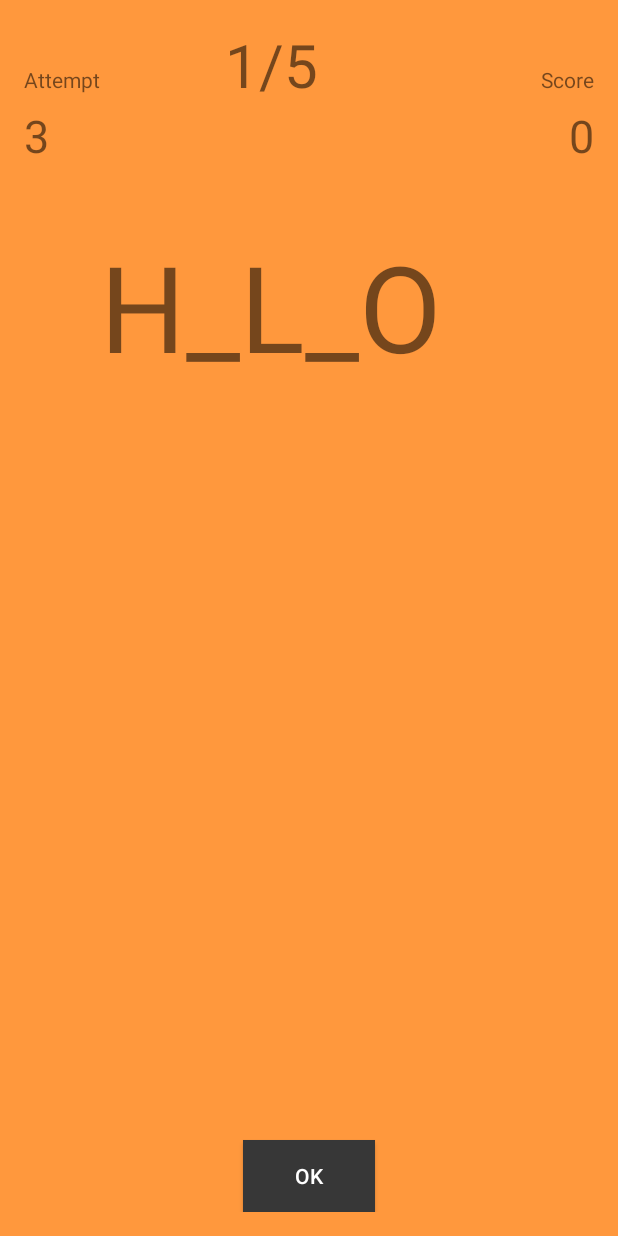
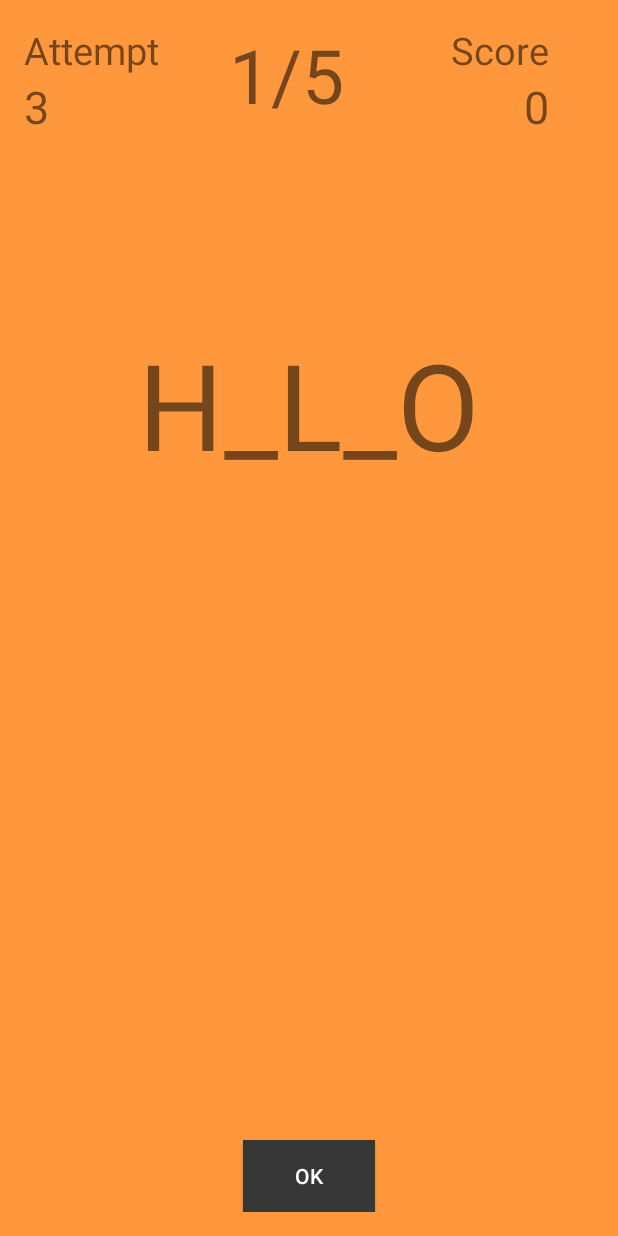
Before and after one commit to mintmymelo/YOU, an Android app: the layout activity_play.xml on its own in the app's theme, with its tools: preview values and no code run, on a phone screen of 412 x 824 dp. Run offline under Robolectric (Android 15) with nearby library versions, the phone set to English and light mode, and no system bars.

Commit message:
BSProject_V_1.1
New Main & Play Interface

```diff
--- a/app/src/main/java/com/example/penpitcha/you/PlayActivity.java
+++ b/app/src/main/java/com/example/penpitcha/you/PlayActivity.java
@@ -9,4 +9,35 @@ import android.view.Menu;
 import android.view.MenuItem;
 
 public class PlayActivity {
+
+    @Override
+    protected void onCreate(Bundle savedInstanceState) {
+        super.onCreate(savedInstanceState);
+        setContentView(R.layout.activity_play);
+    }
+
+
+    @Override
+    public boolean onCreateOptionsMenu(Menu menu) {
+        // Inflate the menu; this adds items to the action bar if it is present.
+        getMenuInflater().inflate(R.menu.menu_main, menu);
+        return true;
+    }
+
+    @Override
+    public boolean onOptionsItemSelected(MenuItem item) {
+        // Handle action bar item clicks here. The action bar will
+        // automatically handle clicks on the Home/Up button, so long
+        // as you specify a parent activity in AndroidManifest.xml.
+        int id = item.getItemId();
+
+        //noinspection SimplifiableIfStatement
+        if (id == R.id.action_settings) {
+            return true;
+        }
+
+        return super.onOptionsItemSelected(item);
+    }
+
+
 }
--- a/app/src/main/res/layout/activity_main.xml
+++ b/app/src/main/res/layout/activity_main.xml
@@ -47,7 +47,7 @@
         android:orientation="horizontal"
         android:layout_width="fill_parent"
         android:layout_height="wrap_content"
-        android:layout_marginTop="300dp"
+        android:layout_marginTop="280dp"
         android:id="@+id/linearLayout">
 
         <LinearLayout
--- a/app/src/main/res/layout/activity_play.xml
+++ b/app/src/main/res/layout/activity_play.xml
@@ -13,13 +13,20 @@
     tools:context=".PlayActivity"
     android:background="#FFFF983D">
 
-    <GridLayout
-        android:layout_width="match_parent"
-        android:layout_height="match_parent"
-        android:layout_gravity="center_horizontal"
-        android:layout_alignParentLeft="true"
-        android:layout_alignParentTop="true"
-        android:layout_marginBottom="60dp">
+    <LinearLayout
+        android:orientation="horizontal"
+        android:layout_width="fill_parent"
+        android:layout_height="wrap_content">
+
+        <LinearLayout
+            android:orientation="vertical"
+            android:layout_width="110dp"
+            android:layout_height="fill_parent">
+
+            <LinearLayout
+                android:orientation="horizontal"
+                android:layout_width="fill_parent"
+                android:layout_height="wrap_content">
 
                 <TextView
                     android:layout_width="wrap_content"
@@ -27,26 +34,14 @@
                     android:text="Attempt"
                     android:id="@+id/textView4"
                     android:layout_row="0"
-            android:layout_column="0" />
+                    android:layout_column="0"
+                    android:textSize="25dp" />
+            </LinearLayout>
 
-        <TextView
-            android:layout_width="wrap_content"
-            android:layout_height="wrap_content"
-            android:text="1/5"
-            android:id="@+id/textView6"
-            android:layout_gravity="center_horizontal"
-            android:textSize="40dp"
-            android:layout_row="0"
-            android:layout_column="1" />
-
-        <TextView
-            android:layout_width="wrap_content"
-            android:layout_height="wrap_content"
-            android:text="Score"
-            android:id="@+id/textView5"
-            android:layout_gravity="right"
-            android:layout_row="0"
-            android:layout_column="2" />
+            <LinearLayout
+                android:orientation="horizontal"
+                android:layout_width="fill_parent"
+                android:layout_height="fill_parent">
 
                 <TextView
                     android:layout_width="wrap_content"
@@ -56,6 +51,39 @@
                     android:textSize="30dp"
                     android:layout_row="1"
                     android:layout_column="0" />
+            </LinearLayout>
+        </LinearLayout>
+
+        <LinearLayout
+            android:orientation="vertical"
+            android:layout_width="130dp"
+            android:layout_height="fill_parent">
+
+            <TextView
+                android:layout_width="wrap_content"
+                android:layout_height="wrap_content"
+                android:text="1/5"
+                android:id="@+id/textView6"
+                android:layout_gravity="center_horizontal"
+                android:textSize="50dp"
+                android:layout_row="0"
+                android:layout_column="1" />
+        </LinearLayout>
+
+        <LinearLayout
+            android:orientation="vertical"
+            android:layout_width="110dp"
+            android:layout_height="fill_parent">
+
+            <TextView
+                android:layout_width="wrap_content"
+                android:layout_height="wrap_content"
+                android:text="Score"
+                android:id="@+id/textView5"
+                android:layout_gravity="right"
+                android:layout_row="0"
+                android:layout_column="2"
+                android:textSize="25dp" />
 
             <TextView
                 android:layout_width="wrap_content"
@@ -67,6 +95,16 @@
                 android:layout_row="1"
                 android:layout_column="2" />
 
+        </LinearLayout>
+    </LinearLayout>
+
+    <LinearLayout
+        android:orientation="horizontal"
+        android:layout_width="fill_parent"
+        android:layout_height="wrap_content"
+        android:layout_marginTop="200dp"
+        android:gravity="center|center_vertical|center_horizontal">
+
         <TextView
             android:layout_width="wrap_content"
             android:layout_height="wrap_content"
@@ -77,8 +115,7 @@
             android:layout_row="2"
             android:layout_column="1"
             android:layout_marginTop="40dp" />
-
-    </GridLayout>
+    </LinearLayout>
 
     <Button
         android:layout_width="wrap_content"
```
Lines whose indentation alone changed are shown as unchanged.
